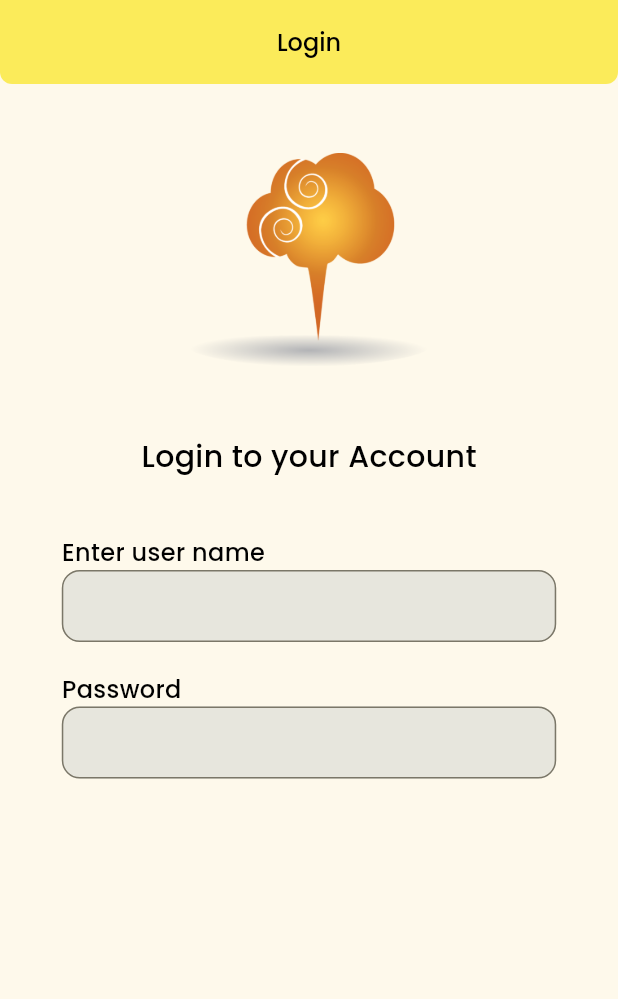
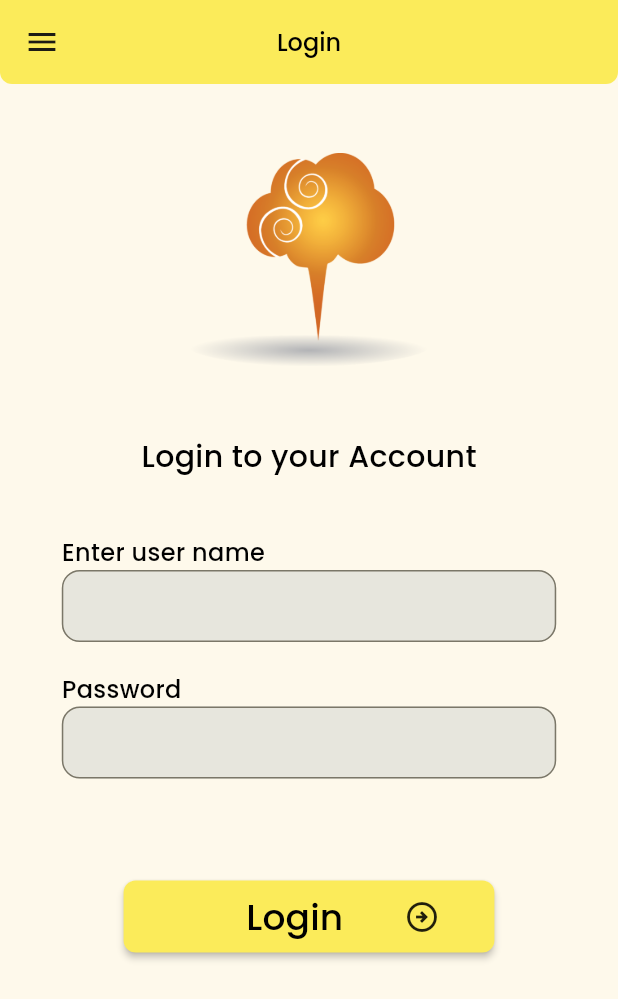
Before and after one commit to Vineeth-Kolichal/code-land-app, a Flutter app: the screen it shows after launch, on a phone screen of 412 x 824 dp. Shown: the top 999 px of the screen. Run offline on Flutter 3.47's test engine with Material 3 defaults, Android fonts, the phone set to English and light mode, and no system bars; our stand-ins replace dartz, dio, freezed_annotation, get_it, google_fonts, injectable.

Commit message:
login screen desing completed

```diff
--- /dev/null
+++ b/lib/core/api_endpoints/api_endpoints.dart
@@ -0,0 +1,4 @@
+class ApiEndpoints {
+  static const String baseUrl = "https://bmw.codeland.in/web/session";
+  static const String login = '/authenticate';
+}
--- a/lib/core/theme/font_styles.dart
+++ b/lib/core/theme/font_styles.dart
@@ -5,3 +5,5 @@ const txt16Black500 = TextStyle(
     fontSize: 16, fontWeight: FontWeight.w500, color: AppTheme.blackColor);
 const txt20Black500 = TextStyle(
     fontSize: 20, fontWeight: FontWeight.w500, color: AppTheme.blackColor);
+const txt24Black500 = TextStyle(
+    fontSize: 24, fontWeight: FontWeight.w500, color: AppTheme.blackColor);
--- a/lib/features/Authentication/presentation/pages/login_page.dart
+++ b/lib/features/Authentication/presentation/pages/login_page.dart
@@ -22,6 +22,7 @@ class LoginPage extends StatelessWidget {
         ),
         centerTitle: true,
       ),
+      drawer: Drawer(),
       body: SingleChildScrollView(
         child: SizedBox(
           width: double.infinity,
@@ -34,7 +35,7 @@ class LoginPage extends StatelessWidget {
                 width: 158,
               ),
               Space.y(38),
-              Text(
+              const Text(
                 'Login to your Account',
                 style: txt20Black500,
               ),
@@ -48,10 +49,42 @@ class LoginPage extends StatelessWidget {
                 controller: TextEditingController(),
                 title: 'Password',
               ),
+              Space.y(68),
+              LoginButton(
+                onPressed: () {},
+              )
             ],
           ),
         ),
       ),
+    );
+  }
+}
+
+class LoginButton extends StatelessWidget {
+  const LoginButton({super.key, required this.onPressed});
+  final VoidCallback onPressed;
+  @override
+  Widget build(BuildContext context) {
+    Size size = MediaQuery.of(context).size;
+    return SizedBox(
+      height: 48,
+      width: size.width * 0.6,
+      child: MaterialButton(
+          color: AppTheme.themeYello,
+          shape: RoundedRectangleBorder(borderRadius: BorderRadius.circular(8)),
+          onPressed: () {},
+          child: Row(
+            mainAxisAlignment: MainAxisAlignment.spaceAround,
+            children: [
+              Space.x(5),
+              const Text(
+                'Login',
+                style: txt24Black500,
+              ),
+              const Icon(Icons.arrow_circle_right_outlined)
+            ],
+          )),
     );
   }
 }
```
Also changed, not shown: lib/core/base_usecase/base_usecase.dart (added, +9 -0 lines), lib/core/dependancy_injection/config/config.dart (added, +10 -0 lines), lib/core/dependancy_injection/modules/dio_module.dart (added, +10 -0 lines), lib/core/failure/failures.dart (added, +7 -0 lines), lib/core/network/custom_exception.dart (added, +64 -0 lines), lib/core/network/network_client.dart (added, +35 -0 lines), lib/core/dependancy_injection/config/config.config.dart (added), lib/core/failure/failures.freezed.dart (added).
